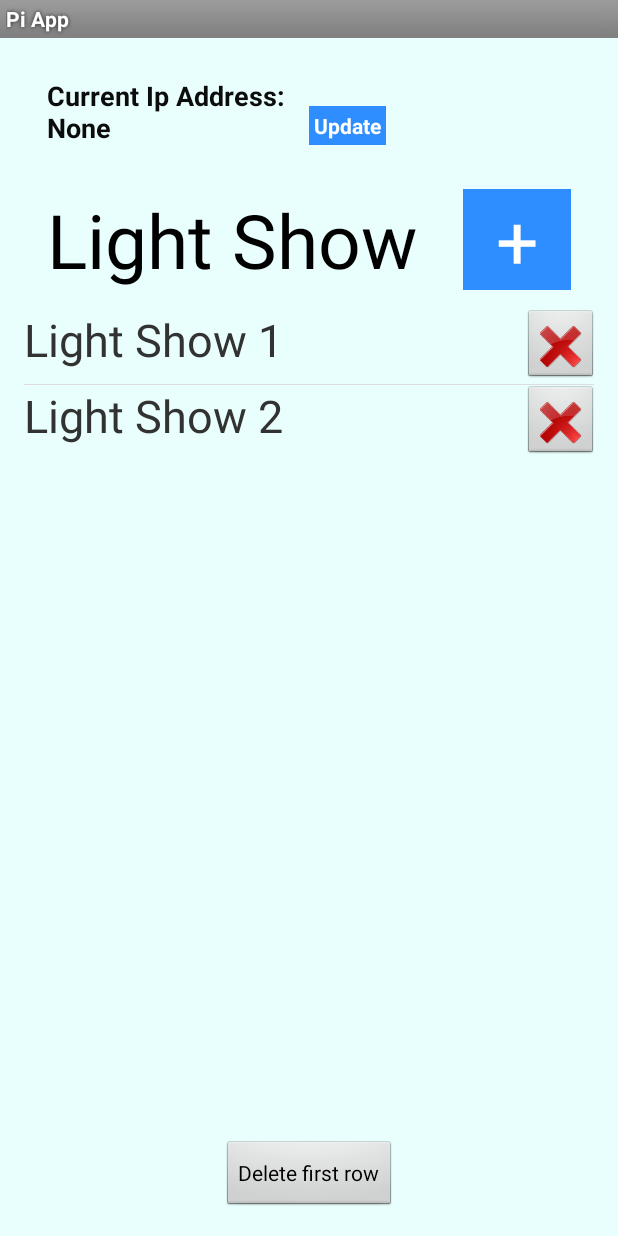
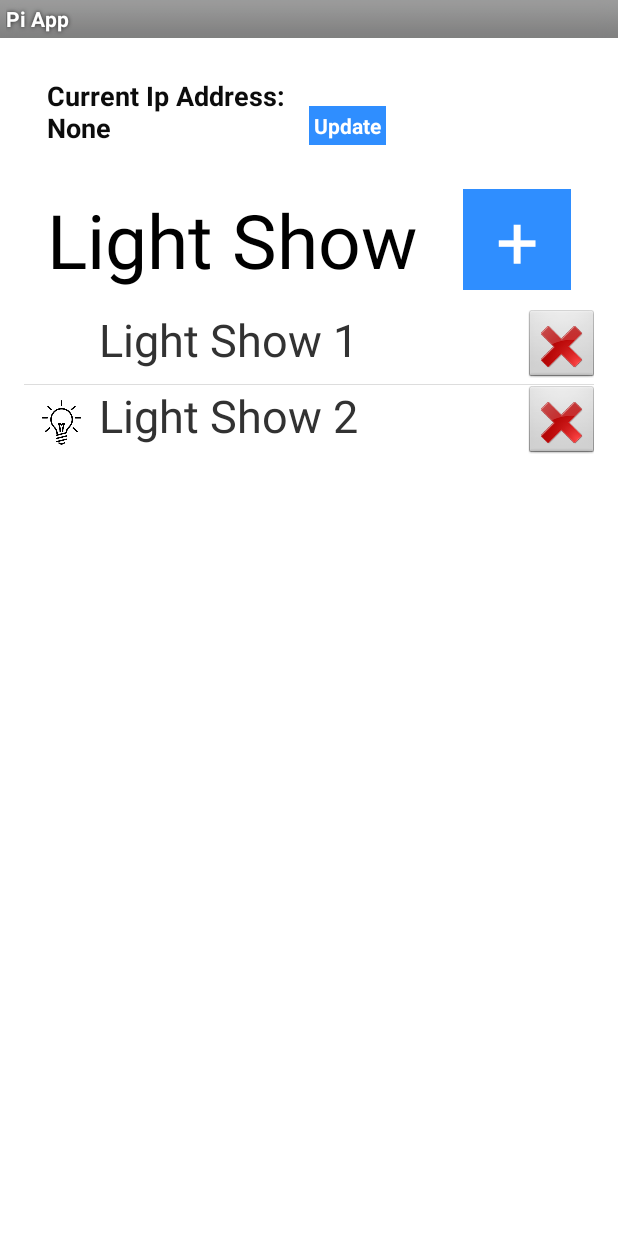
Before and after one commit to emseibert/webandmobile, an Android app: the screen it shows after launch (MainActivity), after a tap on "Light Show 2", on a phone screen of 412 x 824 dp. Run offline under Robolectric (Android 15) with nearby library versions, the phone set to English and light mode, and no system bars; libraries missing offline, so code that uses them is left out: com.hmkcode.http; 1 statement that could not run was skipped.

Commit message:
light bulb stuff

```diff
--- a/app/src/main/java/cs4720/virginia/cs/edu/piapp/MainActivity.java
+++ b/app/src/main/java/cs4720/virginia/cs/edu/piapp/MainActivity.java
@@ -20,6 +20,7 @@ import android.widget.ArrayAdapter;
 import android.widget.Button;
 import android.widget.EditText;
 import android.widget.ImageButton;
+import android.widget.ImageView;
 import android.widget.ListView;
 import android.widget.TextView;
 import android.widget.Toast;
@@ -46,6 +47,7 @@ public class MainActivity extends Activity {
     private ShakeDetector mShakeDetector;
     private SensorManager mSensorManager;
     private Sensor mAccelerometer;
+    ImageView current_img;
 
     /** Called when the activity is first created. */
     @Override
@@ -136,6 +138,13 @@ public class MainActivity extends Activity {
                 }
 
                 makePostRequest(json);
+                //view.findViewById()
+                if (current_img != null) {
+                    current_img.setVisibility(View.INVISIBLE);
+                }
+
+                current_img = (ImageView) view.findViewById(R.id.light_bulb);
+                current_img.setVisibility(View.VISIBLE);
 
                 c.close();
                 db.close();
@@ -178,7 +187,8 @@ public class MainActivity extends Activity {
 
             @Override
             public void onResponse(String s) {
-
+//                ImageView img = (ImageView) findViewById(R.id.light_bulb);
+//                img.setVisibility(View.VISIBLE);
             }
         }.execute();
 
@@ -209,30 +219,10 @@ public class MainActivity extends Activity {
 //        db.close();
 //    }
 
-    private void deleteRow() {
-        FeedReaderDbHelper mDbHelper = new FeedReaderDbHelper(getBaseContext());
-        SQLiteDatabase db = mDbHelper.getWritableDatabase();
-        String[] projection = {COLUMN_NAME_TITLE, COLUMN_NAME_JSON};
-        String sortOrder =COLUMN_NAME_TITLE + " DESC";
-        Cursor c = db.query(TABLE_NAME, projection, null, null, null, null, sortOrder);
-        c.moveToFirst();
-
-        String name = c.getString(0);
-        db.delete(TABLE_NAME, COLUMN_NAME_TITLE + "= '" + name + "'", null);
-
-        Button b = (Button) findViewById(R.id.delete_row);
-        b.setText("Deleted: " + name);
-        c.close();
-        db.close();
-
-        populateList();
-
-    }
 
     private void setButtonListeners() {
         final Button updateIpButton = (Button) findViewById(R.id.popupbutton);
         final Button addNewLightShow = (Button) findViewById(R.id.button_add_new_light);
-        final Button deleteRow = (Button) findViewById(R.id.delete_row);
 
         updateIpButton.setOnClickListener(new View.OnClickListener() {
 
@@ -247,14 +237,6 @@ public class MainActivity extends Activity {
             @Override
             public void onClick(View v) {
                 addLightShow(v);
-            }
-        });
-
-        deleteRow.setOnClickListener(new View.OnClickListener() {
-
-            @Override
-            public void onClick(View v) {
-                deleteRow();
             }
         });
 
--- a/app/src/main/res/layout/activity_main.xml
+++ b/app/src/main/res/layout/activity_main.xml
@@ -4,7 +4,7 @@
     android:paddingRight="@dimen/activity_horizontal_margin"
     android:paddingTop="@dimen/activity_vertical_margin"
     android:paddingBottom="@dimen/activity_vertical_margin" tools:context=".MainActivity"
-    android:background="#ffe9fffd">
+    android:background="#FFFFFFFF">
 
     <!--<FrameLayout-->
         <!--android:layout_width="fill_parent"-->
@@ -93,14 +93,6 @@
                     android:layout_height="wrap_content"
                     android:layout_width="match_parent">
                 </ListView>
-
-                <Button
-                    android:layout_width="wrap_content"
-                    android:layout_height="wrap_content"
-                    android:text="@string/delete_row"
-                    android:id="@+id/delete_row"
-                    android:layout_alignParentBottom="true"
-                    android:layout_centerHorizontal="true" />
             </RelativeLayout>
         </LinearLayout>
 
--- a/app/src/main/res/layout/list_view.xml
+++ b/app/src/main/res/layout/list_view.xml
@@ -5,6 +5,18 @@
     android:layout_height="match_parent"
     android:weightSum="1">
 
+    <ImageView
+        android:layout_width="50dp"
+        android:layout_height="50dp"
+        android:id="@+id/light_bulb"
+        android:layout_gravity="right"
+        android:src="@drawable/light_bulb_icon"
+        android:scaleType="fitCenter"
+        android:padding="10dp"
+        android:focusable="false"
+        android:visibility="invisible"
+        android:focusableInTouchMode="false"
+        android:contentDescription="light bulb" />
 
     <TextView
         android:layout_width="562dp"
```
Also changed, not shown: app/src/main/res/drawable-hdpi/light_bulb_icon.png (added), app/src/main/res/drawable-hdpi/play.png (added).
